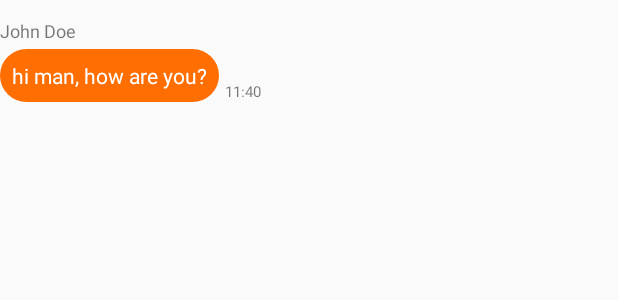
After one commit to GuillermoVazquez/PersonalProjects, an Android app: the layout message_received.xml on its own in the app's theme, with its tools: preview values and no code run, on a phone screen of 412 x 824 dp. The commit adds this screen. Shown: the top 300 px of the screen. Run offline under Robolectric (Android 15) with nearby library versions, the phone set to English and light mode, and no system bars; network calls fail.

Commit message:
message ui

```diff
--- /dev/null
+++ b/MapChat/app/src/main/res/drawable/bubble.xml
@@ -0,0 +1,22 @@
+<?xml version="1.0" encoding="utf-8"?>
+<shape xmlns:android="http://schemas.android.com/apk/res/android"
+    android:shape="rectangle">
+
+    <!-- View background color -->
+    <solid
+        android:color="#FF6E00" >
+    </solid>
+
+    <!-- The radius makes the corners rounded -->
+    <corners
+        android:radius="20dp">
+    </corners>
+    <TextView
+        android:text="hi man, how are you?"
+        android:background="@drawable/rounded_rectangle_orange"
+        android:layout_width="wrap_content"
+        android:layout_height="wrap_content"
+        android:padding="8dp"
+        android:textColor="#ffffff"
+        android:layout_marginTop="4dp"/>
+</shape>
--- /dev/null
+++ b/MapChat/app/src/main/res/layout/message_received.xml
@@ -0,0 +1,42 @@
+<?xml version="1.0" encoding="utf-8"?>
+<android.support.constraint.ConstraintLayout
+    xmlns:android="http://schemas.android.com/apk/res/android"
+    xmlns:app="http://schemas.android.com/apk/res-auto"
+    xmlns:tools="http://schemas.android.com/tools"
+    android:layout_width="match_parent"
+    android:layout_height="wrap_content"
+    android:paddingTop="8dp">
+
+    <TextView
+        android:id="@+id/text_message_name"
+        android:text="John Doe"
+        android:layout_width="wrap_content"
+        android:layout_height="wrap_content"
+        android:textSize="12sp"
+        android:layout_marginLeft="8dp"
+        app:layout_constraintTop_toTopOf="parent"
+        android:layout_marginTop="4dp" />
+    <TextView
+        android:id="@+id/text_message_body"
+        android:text="hi man, how are you?"
+        android:background="@drawable/bubble"
+        android:layout_width="wrap_content"
+        android:layout_height="wrap_content"
+        android:maxWidth="240dp"
+        android:padding="8dp"
+        android:textColor="#ffffff"
+        android:layout_marginTop="4dp"
+        app:layout_constraintTop_toBottomOf="@+id/text_message_name"
+        android:layout_marginLeft="8dp" />
+
+    <TextView
+        android:id="@+id/text_message_time"
+        android:text="11:40"
+        android:layout_width="wrap_content"
+        android:layout_height="wrap_content"
+        android:textSize="10sp"
+        app:layout_constraintLeft_toRightOf="@+id/text_message_body"
+        android:layout_marginLeft="4dp"
+        app:layout_constraintBottom_toBottomOf="@+id/text_message_body" />
+
+</android.support.constraint.ConstraintLayout>
--- a/MapChat/app/src/main/res/values/strings.xml
+++ b/MapChat/app/src/main/res/values/strings.xml
@@ -8,4 +8,5 @@
 
     <!-- TODO: Remove or change this placeholder text -->
     <string name="hello_blank_fragment">Hello blank fragment</string>
+    <string name="title_activity_chat">ChatActivity</string>
 </resources>
```
Also changed, not shown: MapChat/app/src/main/AndroidManifest.xml (+13 -9 lines), MapChat/app/src/main/java/vazquez/guillermo/mapchat/ChatActivity.java (added, +39 -0 lines), MapChat/app/src/main/java/vazquez/guillermo/mapchat/MessageStuff/MessageListAdapter.java (added, +117 -0 lines), MapChat/app/src/main/java/vazquez/guillermo/mapchat/MessageStuff/ReceivedMessageHolder.java (added, +31 -0 lines), MapChat/app/src/main/java/vazquez/guillermo/mapchat/MessageStuff/SentMessageHolder.java (added, +30 -0 lines), MapChat/app/src/main/res/layout/activity_chat.xml (added, +33 -0 lines), MapChat/app/src/main/res/layout/content_chat.xml (added, +66 -0 lines), MapChat/app/src/main/res/layout/message_sent.xml (added, +33 -0 lines).
